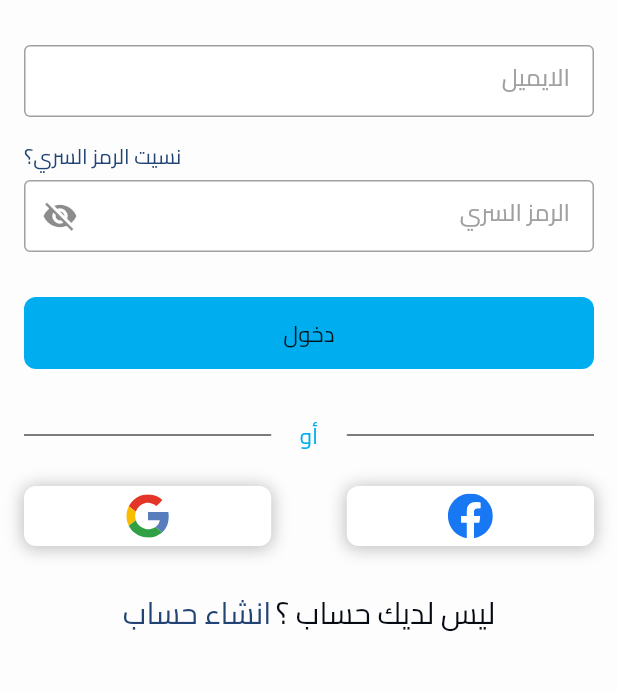
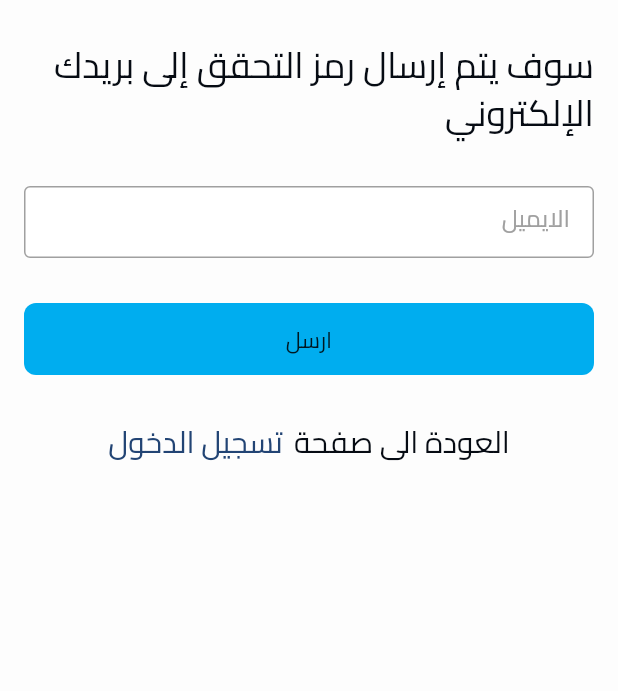
Before and after one commit to Noor-Abdullah773/masar_app, a Flutter app: the screen it shows after launch, on a phone screen of 412 x 824 dp, the part 281-972 px from its top. Run offline on Flutter 3.47's test engine with Material 2 defaults, Android fonts, the light colour scheme and no system bars; our stand-ins replace flutter_svg.

Commit message:
finish forget password screen

```diff
--- /dev/null
+++ b/lib/core/views/screens/forgetPasswordScreen.dart
@@ -0,0 +1,45 @@
+import 'package:flutter/material.dart';
+
+import '../../constants/colors.dart';
+import '../../constants/textStyle.dart';
+import '../widgets/customLoginContainer.dart';
+import '../widgets/customMainButton.dart';
+import '../widgets/customTextFormField.dart';
+import '../widgets/rowForLogin.dart';
+
+class ForgetPasswordScreen extends StatefulWidget {
+  const ForgetPasswordScreen({super.key});
+
+  @override
+  State<ForgetPasswordScreen> createState() => _ForgetPasswordScreenState();
+}
+
+class _ForgetPasswordScreenState extends State<ForgetPasswordScreen> {
+  @override
+  Widget build(BuildContext context) {
+    return Scaffold(
+      backgroundColor:kBackgroundColor ,
+      body:Padding(
+        padding: EdgeInsets.only(left: 16, right: 16,top: 50,bottom:30),
+        child: SingleChildScrollView(
+          physics: BouncingScrollPhysics(),
+          child: Column(
+            crossAxisAlignment: CrossAxisAlignment.start,
+            children: [
+            Center(child: CustomLoginContainer()),
+             SizedBox(height:30 ,),
+             Text('سوف يتم إرسال رمز التحقق إلى بريدك الإلكتروني',style:AppTextStyle.fontSize24 ,),
+             SizedBox(height:30 ,),
+             CustomTextFormField(label: 'الايميل',),
+             SizedBox(height:30 ,),
+              CustomMainButton(text: 'ارسل',),
+            SizedBox(height:30 ,),
+             RowForLogin(
+                text1: 'العودة الى صفحة',
+                text2: ' تسجيل الدخول',
+                onTap: () {  },)
+          ],),
+        )) ,
+    );
+  }
+}
--- a/lib/main.dart
+++ b/lib/main.dart
@@ -1,6 +1,7 @@
 import 'package:flutter/material.dart';
 import 'package:flutter/services.dart';
 import 'package:flutter_localizations/flutter_localizations.dart';
+import 'core/views/screens/forgetPasswordScreen.dart';
 import 'core/views/screens/loginScreen.dart';
 import 'core/views/screens/onBoardingScreen.dart';
 import 'core/views/screens/singUpScreen.dart';
@@ -34,7 +35,7 @@ class Masar_app extends StatelessWidget {
             Locale('ar'), // English
             Locale('en'), // English
           ],
-          home:LoginScreen() ,
+          home:ForgetPasswordScreen() ,
     );
   }
 }
```
